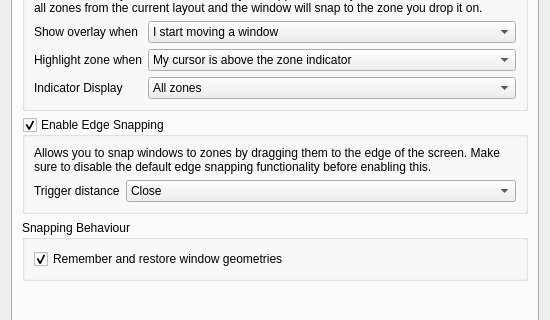
The window that src/contents/ui/config.ui (gerritdevriese/kzones) describes before a commit, drawn with Qt 5; both pictures show x 0 to 550 and y 191 to 511 of the 550 by 700 pixel window.
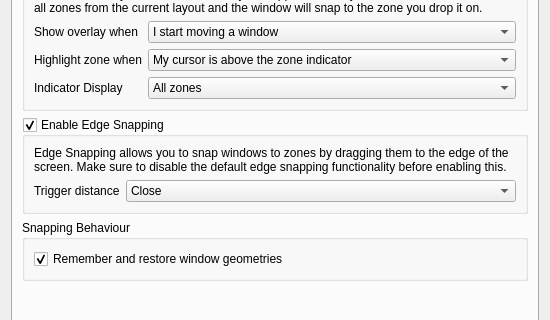
The same window after the commit. Icons and pictures are not drawn.

Commit message: Add edge snapping to readme

The edit to the form file:
```diff
--- a/src/contents/ui/config.ui
+++ b/src/contents/ui/config.ui
@@ -217,7 +217,7 @@
           <item>
            <widget class="QLabel" name="label_edgeSnappingExplanation">
             <property name="text">
-             <string>Allows you to snap windows to zones by dragging them to the edge of the screen. Make sure to disable the default edge snapping functionality before enabling this.</string>
+             <string>Edge Snapping allows you to snap windows to zones by dragging them to the edge of the screen. Make sure to disable the default edge snapping functionality before enabling this.</string>
             </property>
             <property name="wordWrap">
              <bool>true</bool>
```
The commit also changes 2 other files.
